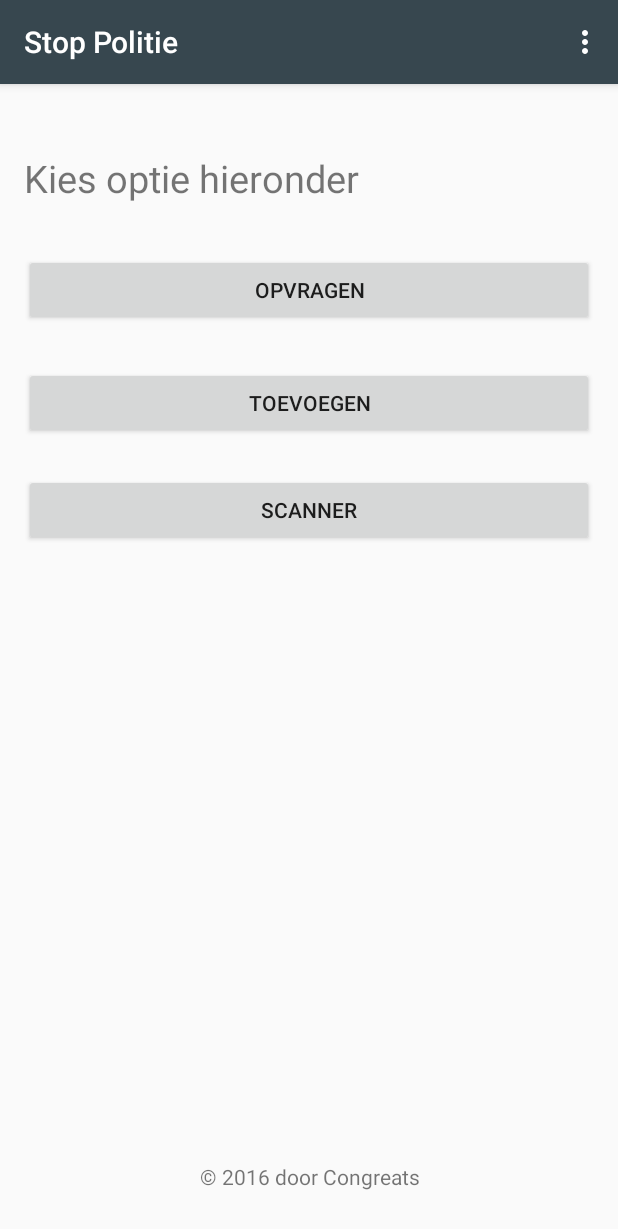
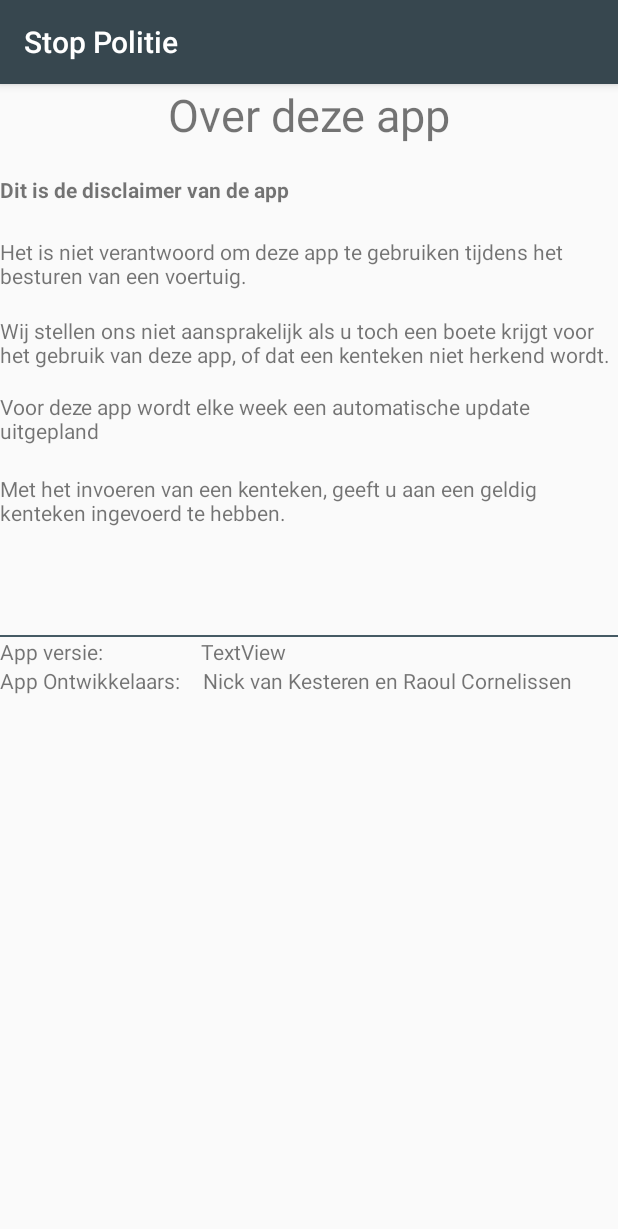
Before and after one commit to raoulcornelissen/androidprojectschool, an Android app: the screen it shows after launch (MainActivity before the commit, AboutActivity after it), in the options menu, after a tap on "Over deze apps", on a phone screen of 412 x 824 dp. Shown: the top 1229 px of the screen. Run offline under Robolectric (Android 15) with nearby library versions, the phone set to English and light mode, and no system bars.

Commit message:
Add new appinfo activity

```diff
--- a/app/src/main/AndroidManifest.xml
+++ b/app/src/main/AndroidManifest.xml
@@ -15,6 +15,9 @@
                 <category android:name="android.intent.category.LAUNCHER" />
             </intent-filter>
         </activity>
+        <activity android:name=".AboutActivity"
+            android:label="@string/app_name">
+        </activity>
     </application>
 
 </manifest>
--- /dev/null
+++ b/app/src/main/java/com/congreats/stoppolitie/AboutActivity.java
@@ -0,0 +1,19 @@
+package com.congreats.stoppolitie;
+
+import android.content.pm.PackageInfo;
+import android.os.Bundle;
+import android.support.v7.app.AppCompatActivity;
+
+/**
+ * Created by raoul on 10-10-2016.
+ */
+
+public class AboutActivity extends AppCompatActivity {
+    @Override
+    protected void onCreate(Bundle savedInstanceState) {
+        super.onCreate(savedInstanceState);
+        setContentView(R.layout.about_activity);
+    }
+
+
+}
--- a/app/src/main/java/com/congreats/stoppolitie/MainActivity.java
+++ b/app/src/main/java/com/congreats/stoppolitie/MainActivity.java
@@ -23,10 +23,8 @@ public class MainActivity extends AppCompatActivity {
     public boolean onOptionsItemSelected(MenuItem item) {
         switch(item.getItemId()){
             case R.id.over:
-                Intent launchIntent1 = getPackageManager().getLaunchIntentForPackage("com.android.camera");
-                if (launchIntent1 != null) {
-                    startActivity(launchIntent1);
-                }
+                Intent intent = new Intent(this, AboutActivity.class);
+                startActivity(intent);
                 return true;
             case R.id.help:
                 Intent launchIntent = getPackageManager().getLaunchIntentForPackage("com.android.email");
--- /dev/null
+++ b/app/src/main/res/layout/about_activity.xml
@@ -0,0 +1,118 @@
+<?xml version="1.0" encoding="utf-8"?>
+<LinearLayout xmlns:android="http://schemas.android.com/apk/res/android"
+    android:orientation="vertical" android:layout_width="match_parent"
+    android:layout_height="match_parent"
+    android:weightSum="1">
+
+    <TextView
+        android:text="@string/about_title"
+        android:layout_width="match_parent"
+        android:layout_height="wrap_content"
+        android:id="@+id/textView4"
+        android:layout_alignParentTop="true"
+        android:textSize="30sp"
+        android:fontFamily="sans-serif"
+        android:textAlignment="center" />
+
+    <TextView
+        android:text="@string/disclaimer_intro"
+        android:layout_width="wrap_content"
+        android:layout_height="wrap_content"
+        android:layout_below="@+id/textView4"
+        android:layout_alignParentStart="true"
+        android:layout_marginTop="20dp"
+        android:id="@+id/textView5"
+        android:layout_alignParentEnd="true"
+        android:textStyle="normal|bold" />
+
+    <TextView
+        android:text="@string/disclaimer_one"
+        android:layout_width="wrap_content"
+        android:layout_height="wrap_content"
+        android:layout_below="@+id/textView5"
+        android:layout_alignParentStart="true"
+        android:layout_marginTop="22dp"
+        android:id="@+id/textView6"
+        android:layout_alignParentEnd="true" />
+
+    <TextView
+        android:text="@string/disclaimer_tow"
+        android:layout_width="wrap_content"
+        android:layout_height="wrap_content"
+        android:layout_below="@+id/textView6"
+        android:layout_alignParentStart="true"
+        android:layout_marginTop="17dp"
+        android:id="@+id/textView7" />
+
+    <TextView
+        android:text="@string/disclaimer_three"
+        android:layout_width="wrap_content"
+        android:layout_height="wrap_content"
+        android:layout_below="@+id/textView7"
+        android:layout_alignParentStart="true"
+        android:layout_marginTop="15dp"
+        android:id="@+id/textView8" />
+
+    <TextView
+        android:text="@string/disclaimer_four"
+        android:layout_width="wrap_content"
+        android:layout_height="wrap_content"
+        android:layout_below="@+id/textView8"
+        android:layout_alignParentStart="true"
+        android:layout_marginTop="19dp"
+        android:id="@+id/textView9" />
+
+    <View
+        android:layout_width="match_parent"
+        android:layout_height="1dp"
+        android:background="@color/colorAccent"
+        android:layout_below="@+id/textView9"
+        android:layout_alignParentStart="true"
+        android:layout_marginTop="72dp" />
+<LinearLayout
+    android:layout_width="match_parent"
+    android:layout_height="wrap_content"
+    android:orientation="horizontal">
+
+    <TextView
+        android:text="@string/app_version"
+        android:layout_width="wrap_content"
+        android:layout_height="wrap_content"
+        android:layout_alignParentStart="true"
+
+        android:id="@+id/textView11"
+        android:layout_alignTop="@+id/textView6"
+        android:gravity="left"/>
+
+    <TextView
+        android:text="TextView"
+        android:layout_width="132dp"
+        android:layout_height="wrap_content"
+        android:layout_marginLeft="65dp"
+        android:id="@+id/appversion" />
+</LinearLayout>
+    <LinearLayout
+        android:layout_width="match_parent"
+        android:layout_height="wrap_content"
+        android:orientation="horizontal">
+
+        <TextView
+            android:text="@string/app_developers"
+            android:layout_width="wrap_content"
+            android:layout_height="wrap_content"
+            android:layout_alignParentStart="true"
+            android:id="@+id/textView12"
+            android:layout_alignTop="@+id/textView6"
+            android:gravity="left"/>
+
+        <TextView
+            android:text="@string/app_developers_names"
+            android:layout_width="match_parent"
+            android:layout_height="wrap_content"
+            android:id="@+id/appdevelopernames"
+            android:layout_marginLeft="15dp"
+            android:layout_weight="0.13" />
+    </LinearLayout>
+
+
+</LinearLayout>
--- a/app/src/main/res/values/strings.xml
+++ b/app/src/main/res/values/strings.xml
@@ -23,8 +23,18 @@
         <string name="bedankt_bericht">Bedankt voor uw inzending, uw verzoek wordt verwerkt!</string>
     <!-- Alles voor scanner -->
     <string name="scanner">Scanner</string> <!-- MainActivity Button -->
-
-
+    <!-- Over pagina -->
+    <string name="about_title">Over deze app</string>
+    <!-- Disclaimer -->
+    <string name="disclaimer_intro">Dit is de disclaimer van de app</string>
+    <string name="disclaimer_one">Het is niet verantwoord om deze app te gebruiken tijdens het besturen van een voertuig.</string>
+    <string name="disclaimer_tow">Wij stellen ons niet aansprakelijk als u toch een boete krijgt voor het gebruik van deze app, of dat een kenteken niet herkend wordt.</string>
+    <string name="disclaimer_three">Voor deze app wordt elke week een automatische update uitgepland</string>
+    <string name="disclaimer_four">Met het invoeren van een kenteken, geeft u aan een geldig kenteken ingevoerd te hebben.</string>
+    <!-- Algemene informatie -->
+    <string name="app_version">App versie:</string>
+    <string name="app_developers">App Ontwikkelaars:</string>
+    <string name="app_developers_names">Nick van Kesteren en Raoul Cornelissen</string>
 
 
 
```
